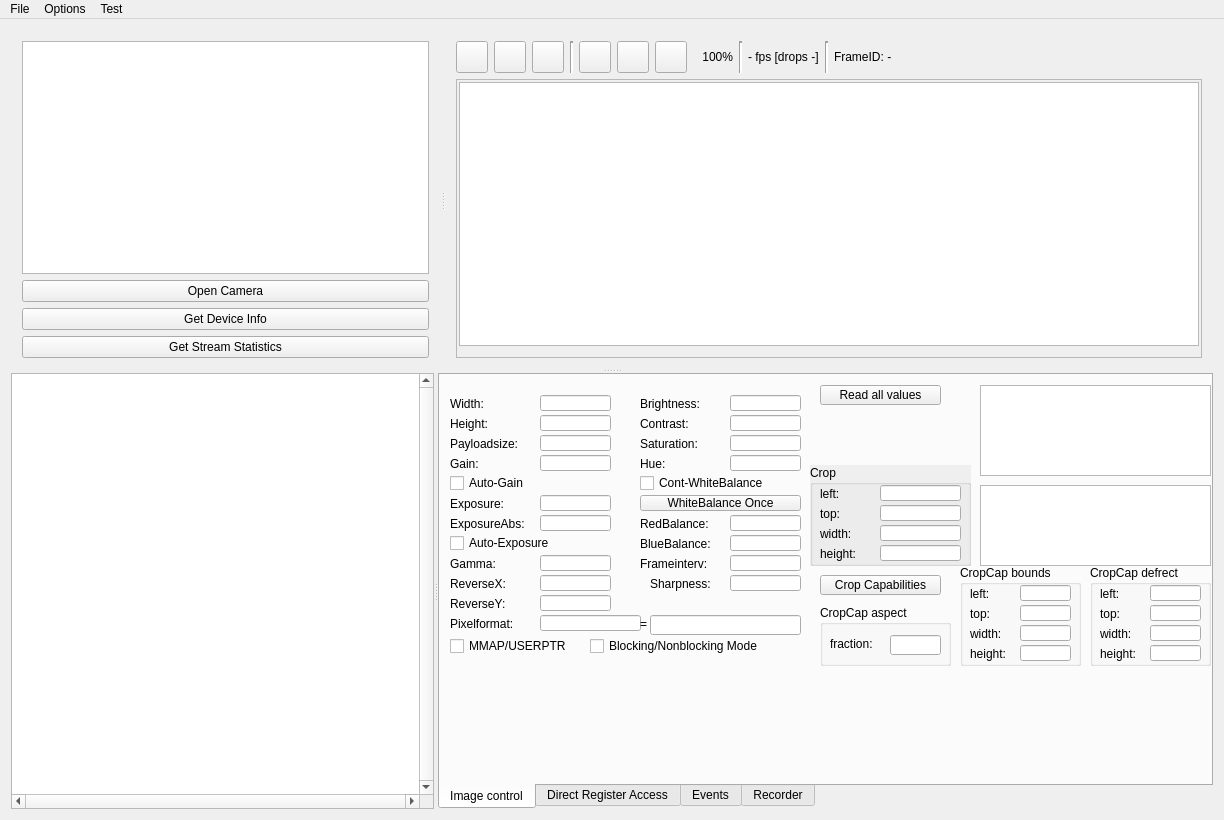
alliedvision/V4L2Viewer, file Source/res/v4l2test.ui: the form before one commit.
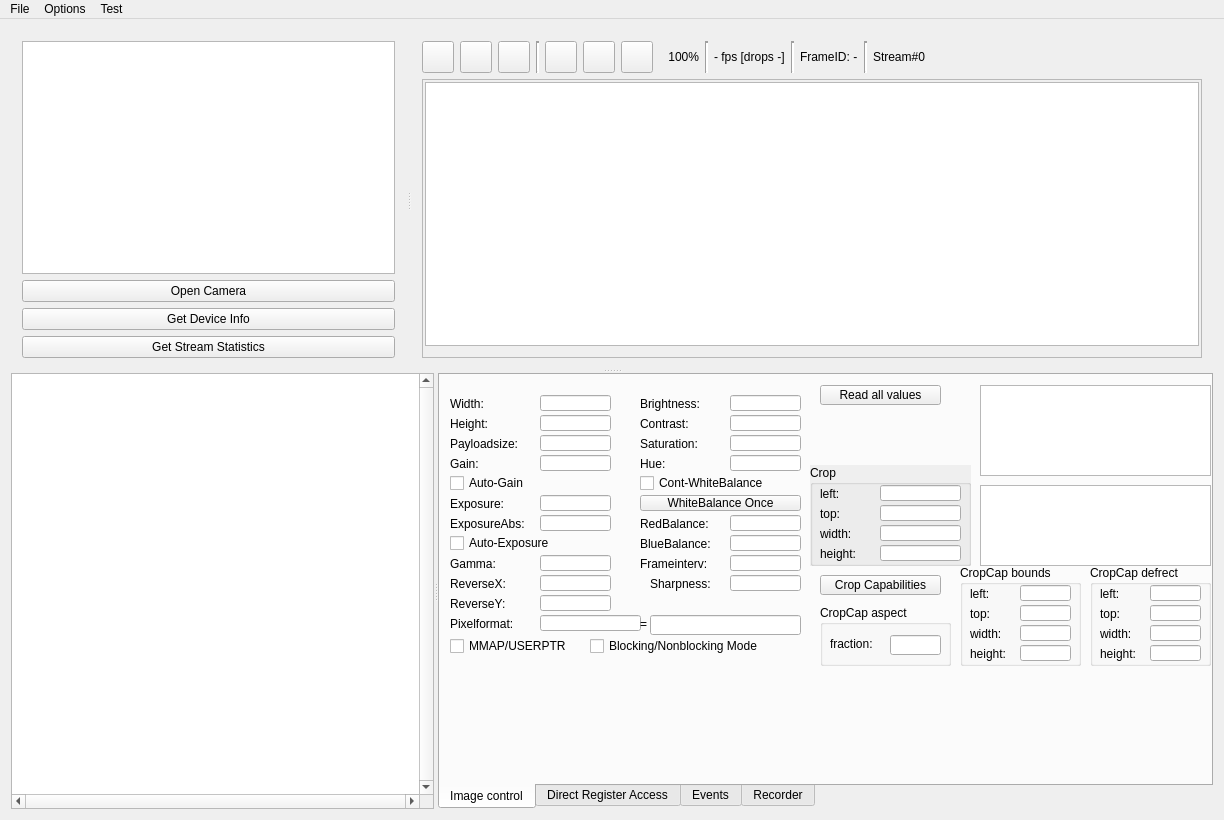
The form after the commit. Icons and pictures are not drawn.

Commit message: 1.25: Memoryleak fixed          Message Listbox can be disabled now          number of stream now available in GUI

The edit to the form file:
```diff
--- a/Source/res/v4l2test.ui
+++ b/Source/res/v4l2test.ui
@@ -403,6 +403,23 @@
              </property>
             </widget>
            </item>
+           <item>
+            <widget class="Line" name="line">
+             <property name="lineWidth">
+              <number>2</number>
+             </property>
+             <property name="orientation">
+              <enum>Qt::Vertical</enum>
+             </property>
+            </widget>
+           </item>
+           <item>
+            <widget class="QLabel" name="m_StreamLabel">
+             <property name="text">
+              <string>Stream#0</string>
+             </property>
+            </widget>
+           </item>
            <item>
             <spacer name="horizontalSpacer">
              <property name="orientation">
@@ -428,7 +445,7 @@
              <rect>
               <x>0</x>
               <y>0</y>
-              <width>795</width>
+              <width>834</width>
               <height>290</height>
              </rect>
             </property>
```
Left out of the diff: 14 changed lines with no effect on the pictures. The commit also changes 12 other files.
